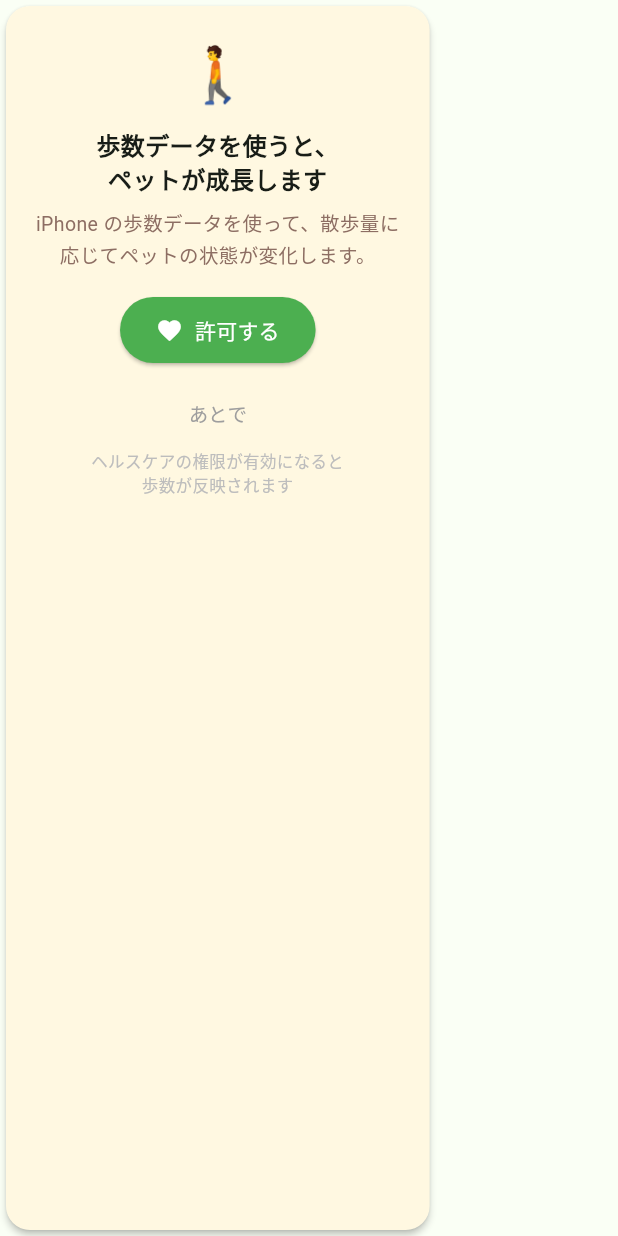
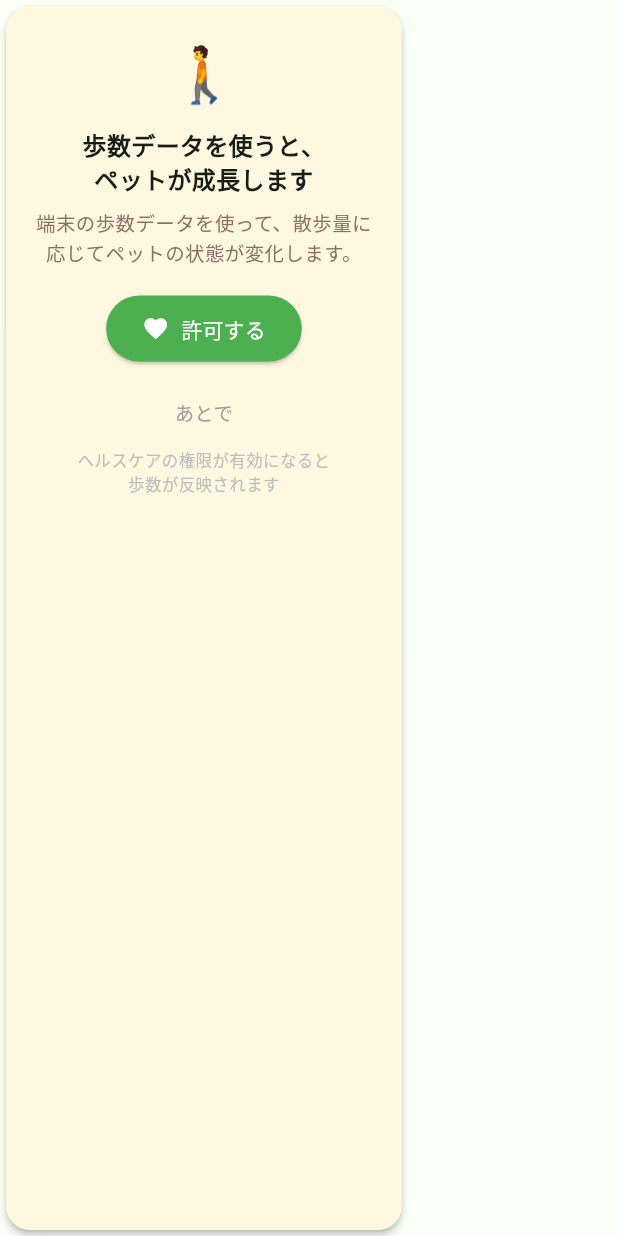
Before and after one commit to ymrs66/walk_pet, a Flutter app: the _PermissionRequestSection widget shown alone on an empty page, opened directly with empty values, on a phone screen of 412 x 824 dp. Run offline on Flutter 3.47's test engine with Material 3 defaults, Android fonts, the light colour scheme and no system bars; our stand-ins replace flutter_riverpod, google_mobile_ads, shared_preferences; missing offline and left inert: app_tracking_transparency, health; accounts and stored records are empty; network calls fail.

Commit message:
1.02v11 for iphone/android notice modify 20260327

```diff
--- a/lib/presentation/screens/home_screen.dart
+++ b/lib/presentation/screens/home_screen.dart
@@ -971,7 +971,7 @@
             ),
             const SizedBox(height: 8),
             Text(
-              'iPhone の歩数データを使って、散歩量に\n応じてペットの状態が変化します。',
+              '端末の歩数データを使って、散歩量に\n応じてペットの状態が変化します。',
               textAlign: TextAlign.center,
               style: TextStyle(
                 fontSize: 13,
--- a/pubspec.yaml
+++ b/pubspec.yaml
@@ -16,7 +16,7 @@
 # https://developer.apple.com/library/archive/documentation/General/Reference/InfoPlistKeyReference/Articles/CoreFoundationKeys.html
 # In Windows, build-name is used as the major, minor, and patch parts
 # of the product and file versions while build-number is used as the build suffix.
-version: 1.0.1+10
+version: 1.0.2+11
 
 environment:
   sdk: ^3.10.4
```
